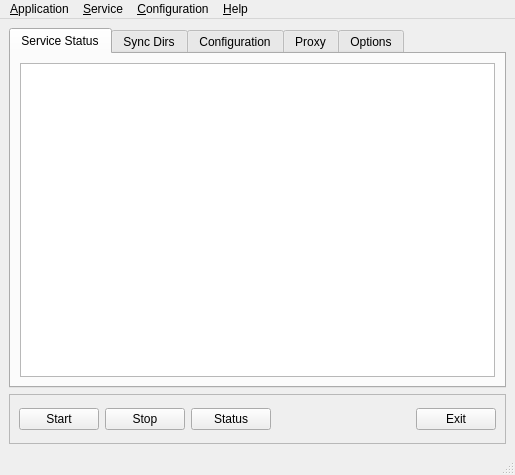
Qt form qt/wlayout.ui (avsokol/yandish-code) before a commit.
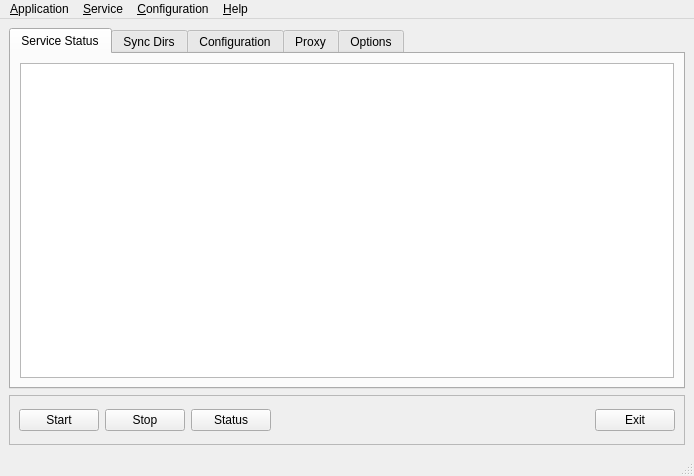
The same form after that commit. Icons and pictures are not drawn.

```diff
--- a/qt/wlayout.ui
+++ b/qt/wlayout.ui
@@ -6,8 +6,8 @@
    <rect>
     <x>0</x>
     <y>0</y>
-    <width>515</width>
-    <height>475</height>
+    <width>694</width>
+    <height>476</height>
    </rect>
   </property>
   <property name="sizePolicy">
@@ -629,8 +629,8 @@
     <rect>
      <x>0</x>
      <y>0</y>
-     <width>515</width>
-     <height>27</height>
+     <width>694</width>
+     <height>37</height>
     </rect>
    </property>
    <widget class="QMenu" name="menuService">
```
